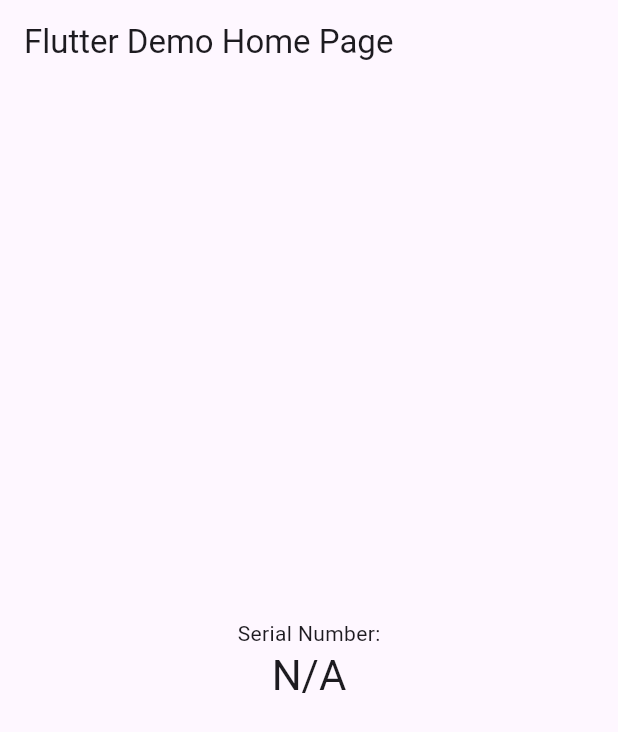
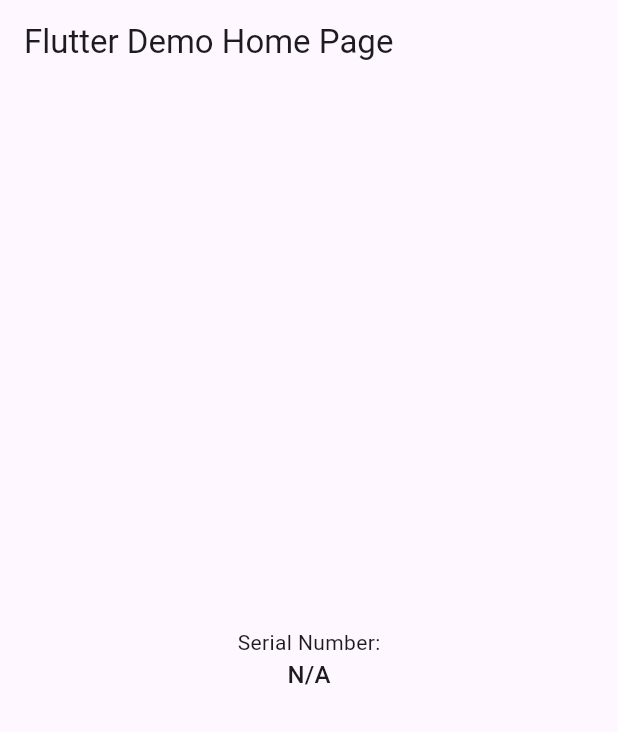
Before and after one commit to spoZebra/Flutter-Zebra-Devices-Identifiers, a Flutter app: the screen it shows after launch, on a phone screen of 412 x 824 dp. Shown: the top 732 px of the screen. Run offline on Flutter 3.47's test engine with Material 3 defaults, Android fonts, the phone set to English and light mode, and no system bars; our stand-ins replace flutter_riverpod.

Commit message:
minor fix

```diff
--- a/lib/main.dart
+++ b/lib/main.dart
@@ -109,7 +109,7 @@ class _MyHomePageState extends ConsumerState<MyHomePage> {
             ),
             Text(
               ref.watch(_serialNumberProvider),
-              style: Theme.of(context).textTheme.headline4,
+              style: Theme.of(context).textTheme.titleMedium,
             ),
           ],
         ),
```
